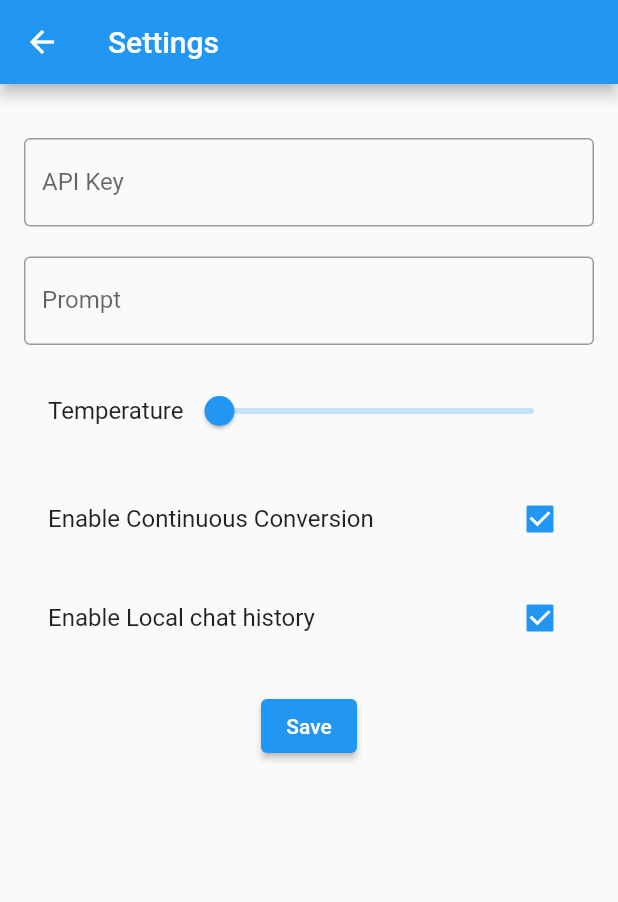
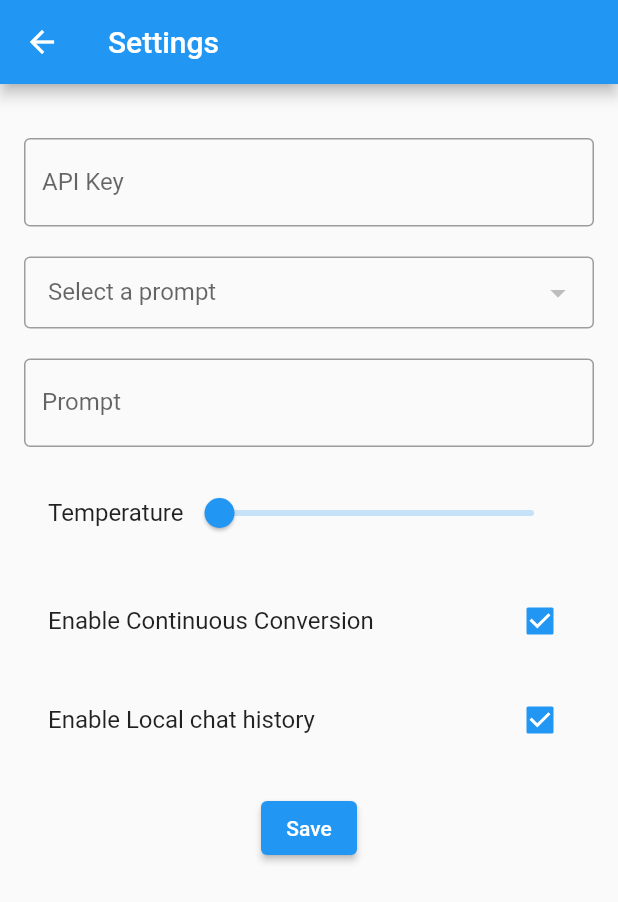
Before and after one commit to itiiss/ChatShell, a Flutter app: the screen it shows after launch, after a tap on the "settings" icon, on a phone screen of 412 x 824 dp. Shown: the top 902 px of the screen. Run offline on Flutter 3.47's test engine with Material 2 defaults, Android fonts, the phone set to English and light mode, and no system bars; our stand-ins replace get, shared_preferences; statements that could not run were skipped.

Commit message:
feat: prompt select

```diff
--- a/lib/screen/prompt.dart
+++ b/lib/screen/prompt.dart
@@ -1,5 +1,3 @@
-import 'dart:ffi';
-
 import 'package:flutter/material.dart';
 import 'package:get/get.dart';
 import 'package:project/model/prompt.dart';
--- a/lib/screen/settting.dart
+++ b/lib/screen/settting.dart
@@ -1,6 +1,7 @@
 import 'package:flutter/material.dart';
 import 'package:get/get.dart';
 import 'package:project/constants.dart';
+import 'package:project/model/prompt.dart';
 import 'package:project/model/setting.dart';
 import 'package:shared_preferences/shared_preferences.dart';
 
@@ -10,6 +11,7 @@ class SettingController extends GetxController {
   RxDouble temperature = Constants.defaultTemperature.obs;
   RxBool enableContinuousConversion = Constants.enableContinuousConversion.obs;
   RxBool enableLocalCache = Constants.enableLocalCache.obs;
+  RxList<String> dropdownItems = ['A', 'B', 'C', 'D'].obs;
   late SharedPreferences prefs;
 
   @override
@@ -33,6 +35,32 @@ class SettingController extends GetxController {
   setEnableContinuousConversion(value) =>
       enableContinuousConversion.value = value;
   setEnableLocalCache(value) => enableLocalCache.value = value;
+}
+
+class DropdownInputFieldController extends GetxController {
+  late RxString dropdownValue = ''.obs;
+  final promptList = List<PromptModel>.empty(growable: true).obs;
+  late SharedPreferences prefs;
+  late PromptService promptService;
+
+  @override
+  void onInit() async {
+    prefs = await SharedPreferences.getInstance();
+    promptService = PromptService(prefs: prefs);
+    promptList.addAll(PromptService.loadPrompt(prefs));
+    dropdownValue = RxString(promptList.first.content);
+    super.onInit();
+  }
+
+  void dropdownValueChanged(String? newValue) {
+    if (newValue == null) {
+      return;
+    }
+
+    if (promptList.map((element) => element.content).contains(newValue)) {
+      dropdownValue.value = newValue;
+    }
+  }
 }
 
 class Setting extends StatelessWidget {
@@ -82,7 +110,53 @@ class Setting extends StatelessWidget {
     );
   }
 
+  Widget _buildDropdownField({
+    required DropdownInputFieldController controller,
+    required void Function(String) onChanged,
+  }) {
+    return Obx(
+      () => Focus(
+        child: DropdownButtonFormField<String>(
+          value: controller.dropdownValue.value,
+          onChanged: (val) {
+            onChanged(val!);
+            controller.dropdownValueChanged(val);
+          },
+          items: controller.promptList
+              .map<DropdownMenuItem<String>>((PromptModel p) {
+            return DropdownMenuItem<String>(
+              value: p.content,
+              child: Text(p.name),
+            );
+          }).toList(),
+          decoration: const InputDecoration(
+            labelText: 'Select a prompt',
+            contentPadding: EdgeInsets.symmetric(horizontal: 16, vertical: 10),
+            border: OutlineInputBorder(),
+            focusedBorder: OutlineInputBorder(
+              borderSide: BorderSide(
+                color: Colors.blue,
+              ),
+            ),
+            errorBorder: OutlineInputBorder(
+              borderSide: BorderSide(
+                color: Colors.red,
+              ),
+            ),
+            enabledBorder: OutlineInputBorder(
+              borderSide: BorderSide(
+                color: Colors.grey,
+              ),
+            ),
+          ),
+        ),
+      ),
+    );
+  }
+
   final SettingController settingController = Get.put(SettingController());
+  final DropdownInputFieldController dropdownController =
+      Get.put(DropdownInputFieldController());
 
   void _saveSettings() async {
     Settings settings = Settings(prefs: settingController.prefs);
@@ -113,6 +187,13 @@ class Setting extends StatelessWidget {
                       text: settingController.apiKey.value),
                   onChanged: (value) {
                     settingController.setApiKey(value);
+                  },
+                ),
+                const SizedBox(height: 20),
+                _buildDropdownField(
+                  controller: dropdownController,
+                  onChanged: (value) {
+                    settingController.setPrompt(value);
                   },
                 ),
                 const SizedBox(height: 20),
```
